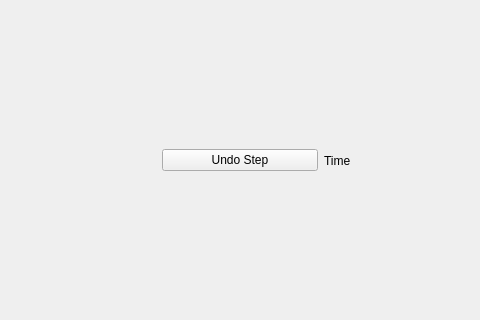
Before: the Qt Designer form GameWindow.ui in iUltimateLP/solitaire, drawn with Qt 5; both pictures show x 367 to 847 and y 258 to 578 of the 1200 by 850 pixel window.
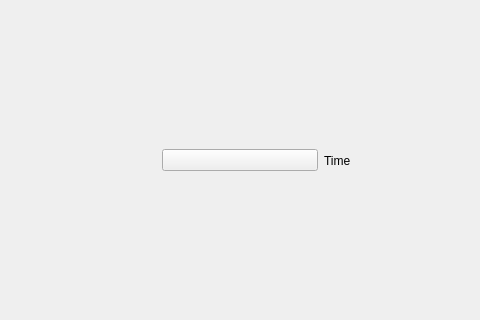
After: the same form once the commit is applied.

What changed in the file:
```diff
--- a/GameWindow.ui
+++ b/GameWindow.ui
@@ -43,7 +43,7 @@
            <bool>false</bool>
           </property>
           <property name="text">
-           <string>Undo Step</string>
+           <string/>
           </property>
          </widget>
         </item>
```
Left out of the diff: 3 changed lines with no effect on the pictures.
